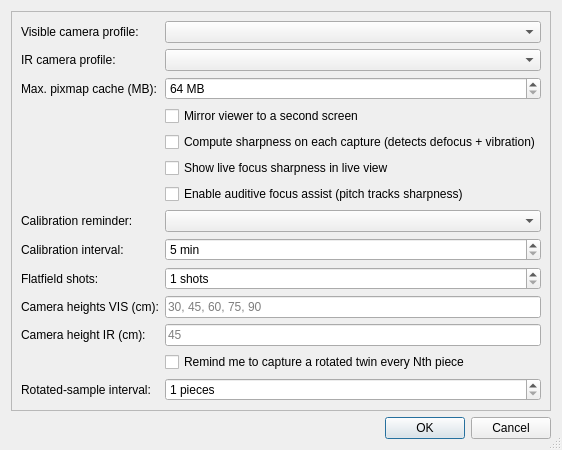
Qt form papyri/ui/settings_dialog.ui (cceh/byzanz-capture) before a commit.
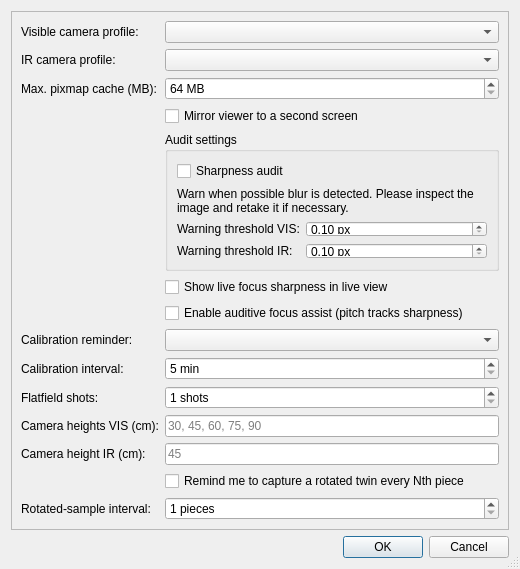
The same form after that commit.

Commit message: feat(papyri): sharpness-v2 capture audit — feedback column, warn rollups, persistence

What changed in the file:
```diff
--- a/papyri/ui/settings_dialog.ui
+++ b/papyri/ui/settings_dialog.ui
@@ -90,13 +90,68 @@
       <item row="4" column="1">
        <layout class="QVBoxLayout" name="sharpnessChecksLayout">
         <item>
-         <widget class="QCheckBox" name="enableSharpnessCheckCheckbox">
-          <property name="toolTip">
-           <string>Compute a Laplace-variance sharpness metric on every loaded capture. Adds ~300 ms to first-time loads of each image; cached afterward.</string>
+         <widget class="QGroupBox" name="auditSettingsGroup">
+          <property name="title">
+           <string>Audit settings</string>
           </property>
-          <property name="text">
-           <string>Compute sharpness on each capture (detects defocus + vibration)</string>
-          </property>
+          <layout class="QVBoxLayout" name="auditSettingsLayout">
+           <item>
+            <widget class="QCheckBox" name="enableSharpnessCheckCheckbox">
+             <property name="toolTip">
+              <string>Measure capture sharpness after showing the image. Existing compatible measurements are reused.</string>
+             </property>
+             <property name="text">
+              <string>Sharpness audit</string>
+             </property>
+            </widget>
+           </item>
+           <item>
+            <widget class="QLabel" name="sharpnessAuditHelpLabel">
+             <property name="text">
+              <string>Warn when possible blur is detected. Please inspect the image and retake it if necessary.</string>
+             </property>
+             <property name="wordWrap">
+              <bool>true</bool>
+             </property>
+            </widget>
+           </item>
+           <item>
+            <layout class="QFormLayout" name="sharpnessThresholdsLayout">
+             <item row="0" column="0">
+              <widget class="QLabel" name="sharpnessVisThresholdLabel">
+               <property name="text">
+                <string>Warning threshold VIS:</string>
+               </property>
+              </widget>
+             </item>
+             <item row="0" column="1">
+              <widget class="QDoubleSpinBox" name="sharpnessVisThresholdInput">
+               <property name="decimals"><number>2</number></property>
+               <property name="minimum"><double>0.100000000000000</double></property>
+               <property name="maximum"><double>50.000000000000000</double></property>
+               <property name="singleStep"><double>0.050000000000000</double></property>
+               <property name="suffix"><string> px</string></property>
+              </widget>
+             </item>
+             <item row="1" column="0">
+              <widget class="QLabel" name="sharpnessIrThresholdLabel">
+               <property name="text">
+                <string>Warning threshold IR:</string>
+               </property>
+              </widget>
+             </item>
+             <item row="1" column="1">
+              <widget class="QDoubleSpinBox" name="sharpnessIrThresholdInput">
+               <property name="decimals"><number>2</number></property>
+               <property name="minimum"><double>0.100000000000000</double></property>
+               <property name="maximum"><double>50.000000000000000</double></property>
+               <property name="singleStep"><double>0.050000000000000</double></property>
+               <property name="suffix"><string> px</string></property>
+              </widget>
+             </item>
+            </layout>
+           </item>
+          </layout>
          </widget>
         </item>
         <item>
```
The commit also changes 42 other files.
